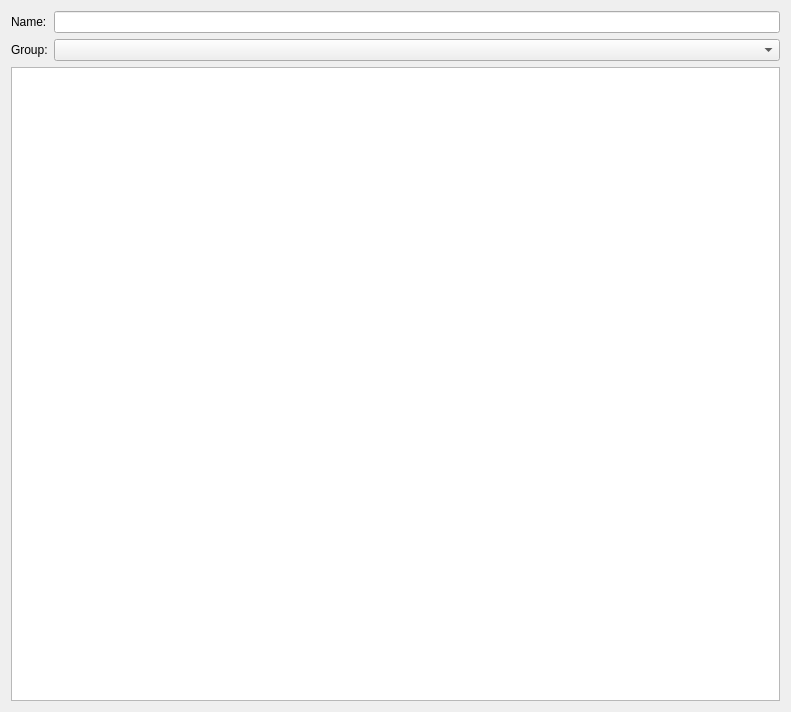
The window that Kooky/cingredientwindow.ui (birkeh/Kooky) describes before a commit, drawn with Qt 5.
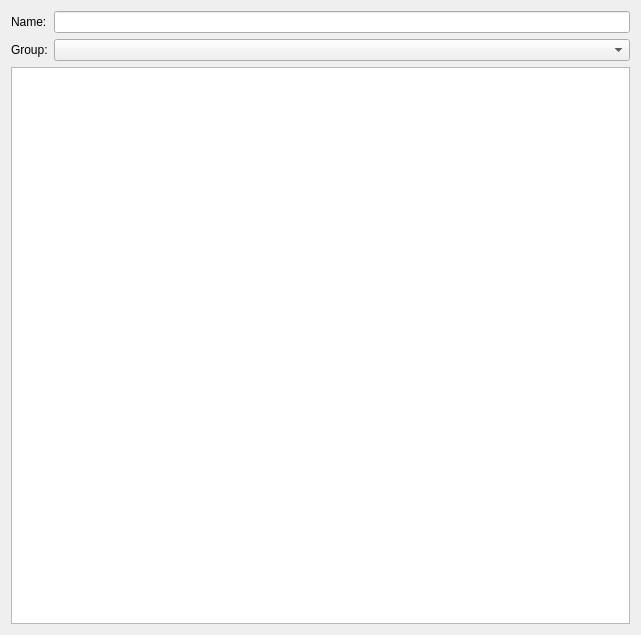
The same window after the commit.

```diff
--- a/Kooky/cingredientwindow.ui
+++ b/Kooky/cingredientwindow.ui
@@ -6,10 +6,16 @@
    <rect>
     <x>0</x>
     <y>0</y>
-    <width>791</width>
-    <height>712</height>
+    <width>641</width>
+    <height>635</height>
    </rect>
   </property>
+  <property name="minimumSize">
+   <size>
+    <width>0</width>
+    <height>0</height>
+   </size>
+  </property>
   <property name="windowTitle">
    <string>Ingredient</string>
   </property>
@@ -39,11 +45,18 @@
     </layout>
    </item>
    <item row="1" column="0">
+    <layout class="QHBoxLayout" name="horizontalLayout" stretch="1">
+     <item>
     <widget class="QTreeView" name="m_lpIngredientValues">
      <attribute name="headerVisible">
       <bool>false</bool>
      </attribute>
-    </widget>
+       <attribute name="headerStretchLastSection">
+        <bool>false</bool>
+       </attribute>
+      </widget>
+     </item>
+    </layout>
    </item>
   </layout>
  </widget>
```
Left out of the diff: 3 changed lines with no effect on the pictures. Lines whose indentation alone changed are shown as unchanged.
